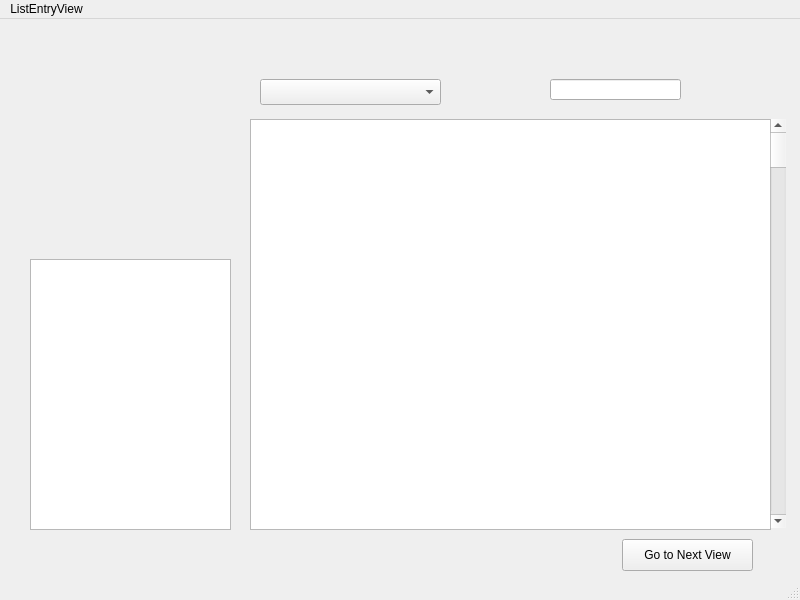
This is app/views/ui/PICK_LogEntryUI.ui in galvarez6/pick-tool-team07-runtime-terror as Qt 5 draws it before an edit. The edited form follows.
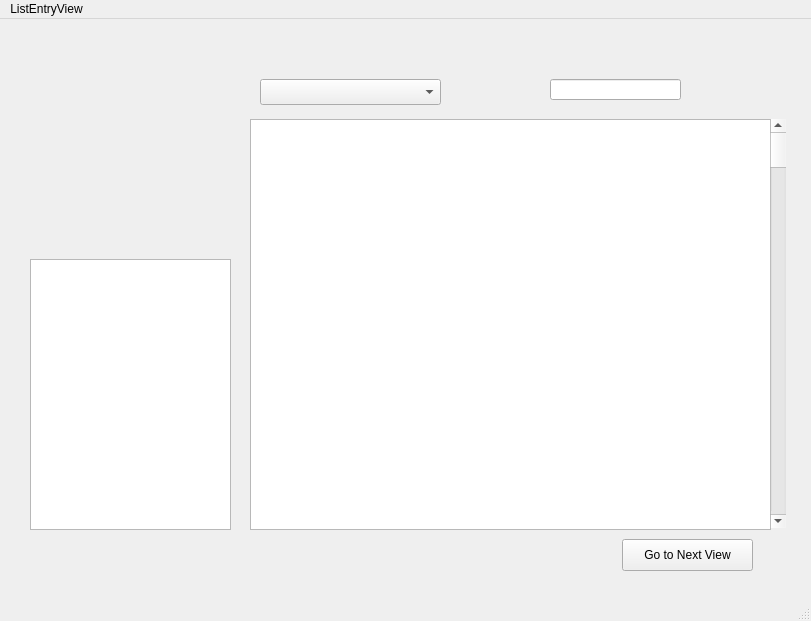
This is the edited form.

What changed in the file:
```diff
--- a/app/views/ui/PICK_LogEntryUI.ui
+++ b/app/views/ui/PICK_LogEntryUI.ui
@@ -6,8 +6,8 @@
    <rect>
     <x>0</x>
     <y>0</y>
-    <width>800</width>
-    <height>600</height>
+    <width>811</width>
+    <height>621</height>
    </rect>
   </property>
   <property name="windowTitle">
@@ -100,8 +100,8 @@
     <rect>
      <x>0</x>
      <y>0</y>
-     <width>800</width>
-     <height>22</height>
+     <width>811</width>
+     <height>26</height>
     </rect>
    </property>
    <widget class="QMenu" name="menuListEntryView">
```
